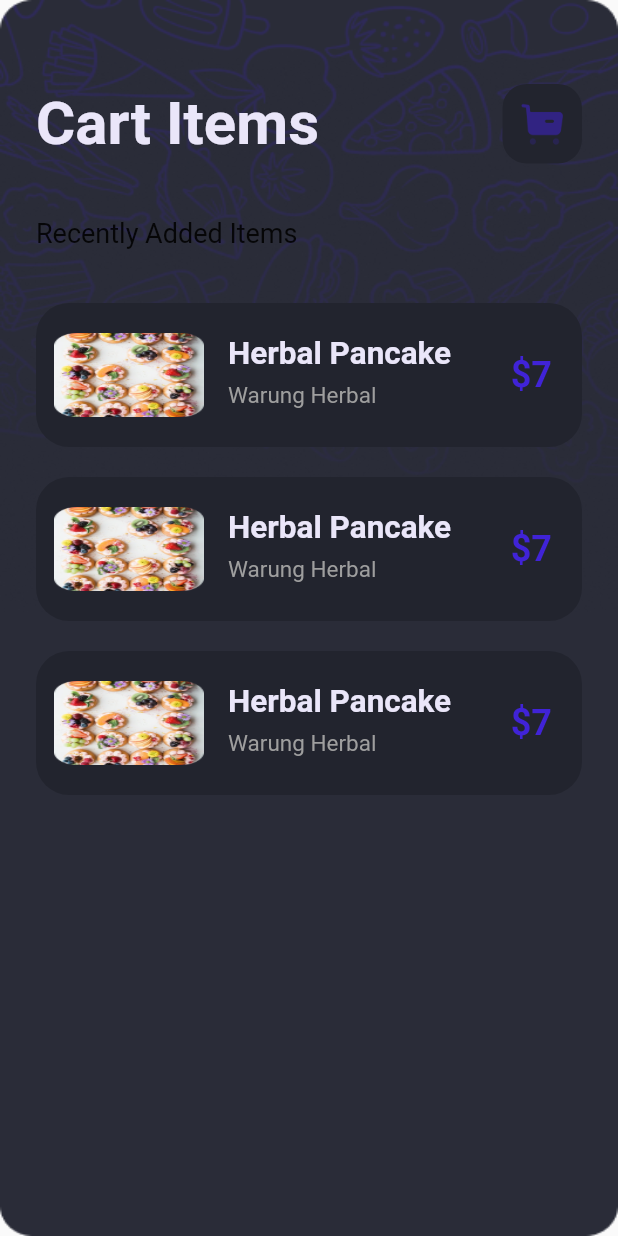
After one commit to dev-ahmed-hatem/Food-Delivery, a Flutter app: the CartView screen opened directly, on a phone screen of 412 x 824 dp. The commit adds this screen. Run offline on Flutter 3.47's test engine with Material 2 defaults, Android fonts, the phone set to English and light mode, and no system bars; Roboto replaces fonts that are missing (BentonSnas).

Commit message:
added menu bar and cart view

```diff
--- /dev/null
+++ b/lib/views/cart_view.dart
@@ -0,0 +1,109 @@
+import 'package:flutter/material.dart';
+import 'consts.dart';
+
+class CartView extends StatefulWidget {
+  const CartView({super.key});
+
+  @override
+  State<CartView> createState() => _CartViewState();
+}
+
+class _CartViewState extends State<CartView> {
+  @override
+  Widget build(BuildContext context) {
+    return Scaffold(
+      body: Container(
+        padding: const EdgeInsets.symmetric(vertical: 56, horizontal: 24),
+        decoration: const BoxDecoration(
+            image: DecorationImage(
+                image: AssetImage("assets/images/background.png"),
+                fit: BoxFit.fill)),
+        child: const Column(
+          crossAxisAlignment: CrossAxisAlignment.start,
+          children: [
+            CartBar(),
+            SizedBox(height: 36),
+            Text("Recently Added Items",
+                style: TextStyle(fontSize: 18, fontWeight: FontWeight.w400)),
+            SizedBox(height: 36),
+            CartItem(),
+            CartItem(),
+            CartItem(),
+          ],
+        ),
+      ),
+    );
+  }
+}
+
+class CartBar extends StatelessWidget {
+  const CartBar({super.key});
+
+  @override
+  Widget build(BuildContext context) {
+    return Row(
+      mainAxisAlignment: MainAxisAlignment.spaceBetween,
+      crossAxisAlignment: CrossAxisAlignment.center,
+      children: [
+        const Text(
+          "Cart Items",
+          style: TextStyle(
+              color: textColor, fontSize: 40, fontWeight: FontWeight.bold),
+        ),
+        Container(
+          decoration: BoxDecoration(
+            borderRadius: BorderRadius.circular(16),
+            color: menuBarBackground,
+          ),
+          width: 53,
+          height: 53,
+          padding: const EdgeInsets.all(10),
+          child: Image.asset(
+            "assets/icons/Icon Cart.png",
+            width: 40,
+            height: 40,
+          ),
+        )
+      ],
+    );
+  }
+}
+
+class CartItem extends StatelessWidget {
+  const CartItem({super.key});
+
+  @override
+  Widget build(BuildContext context) {
+    return Container(
+      margin: const EdgeInsets.only(bottom: 20),
+      padding: const EdgeInsets.only(top: 12, bottom: 12, left: 12, right: 20),
+      decoration: BoxDecoration(
+        borderRadius: BorderRadius.circular(22),
+        color: menuBarBackground,
+      ),
+      child: ListTile(
+        contentPadding: EdgeInsets.zero,
+        leading: const SizedBox(
+          height: 100,
+          width: 100,
+          child: Image(
+              image: AssetImage("assets/images/Menu Photo.png"),
+              fit: BoxFit.fill),
+        ),
+        title: Container(
+          margin: const EdgeInsets.only(bottom: 6),
+          child: const Text(
+            "Herbal Pancake",
+            style: TextStyle(
+                color: textColor, fontWeight: FontWeight.bold, fontSize: 21),
+          ),
+        ),
+        subtitle: const Text("Warung Herbal",
+            style: TextStyle(color: Colors.grey, fontSize: 15)),
+        trailing: const Text("\$7",
+            style: TextStyle(
+                color: themeColor, fontSize: 24, fontWeight: FontWeight.bold)),
+      ),
+    );
+  }
+}
```
Also changed, not shown: lib/views/custom_menu_bar.dart (+11 -6 lines), lib/views/test.dart (+22 -8 lines), assets/images/Menu Photo.png (added).
